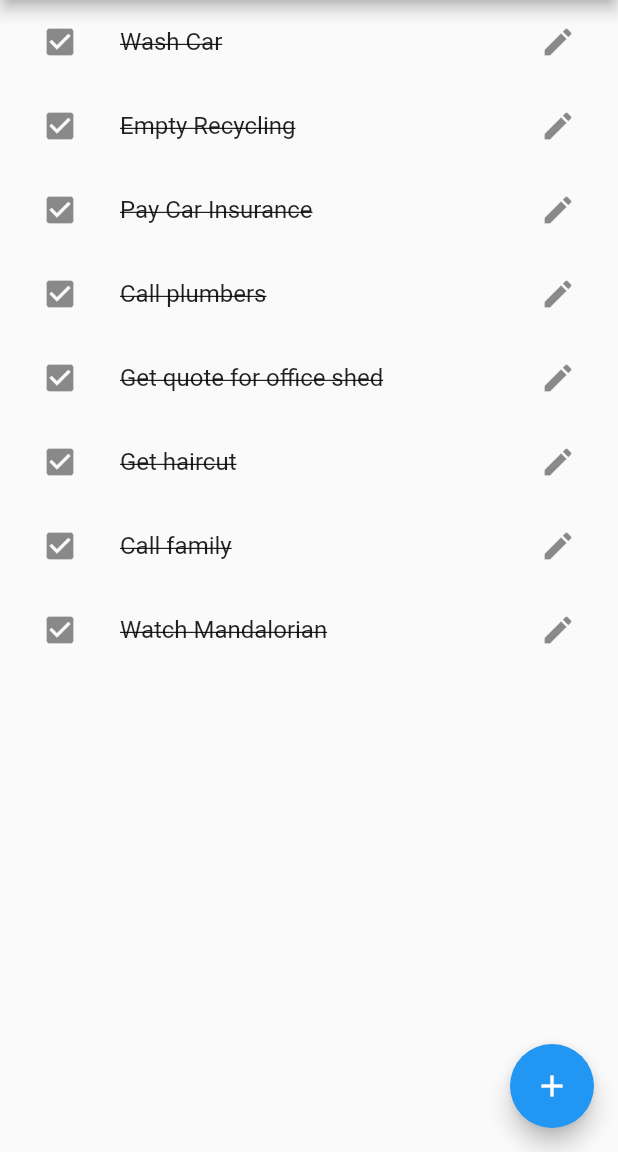
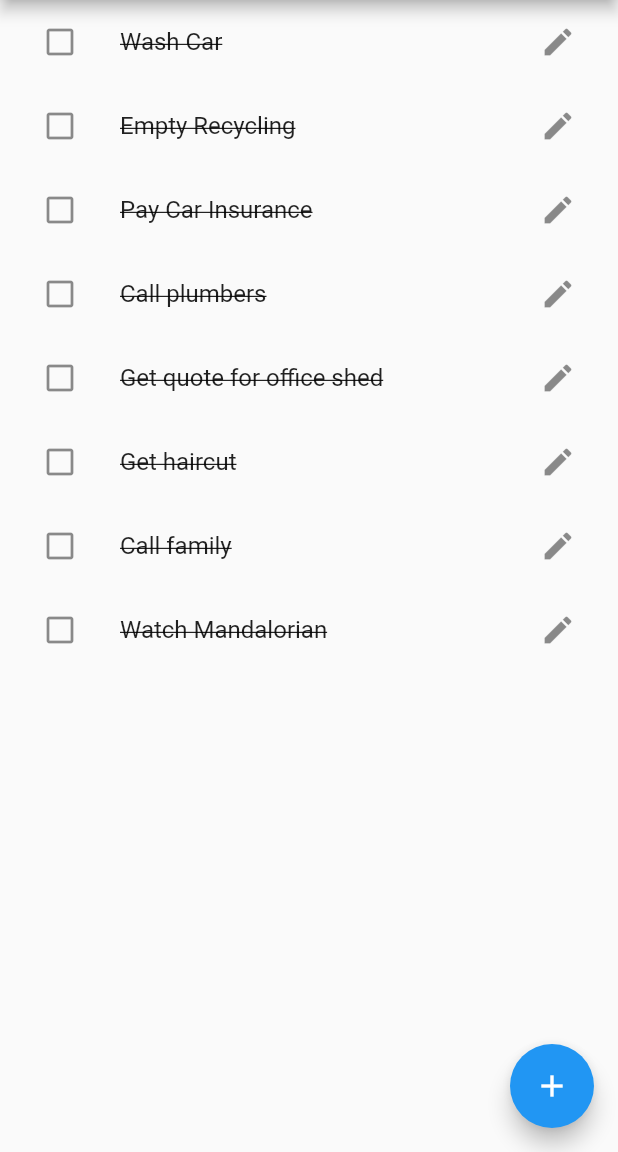
Before and after one commit to maxgdev/todo_app, a Flutter app: the screen it shows after launch, on a phone screen of 412 x 824 dp, the part 84-1236 px from its top. Run offline on Flutter 3.47's test engine with Material 2 defaults, Android fonts, the phone set to English and light mode, and no system bars.

Commit message:
Converedt flat todo List into List of ToDoItem objects

```diff
--- a/lib/main.dart
+++ b/lib/main.dart
@@ -1,5 +1,5 @@
 // ToDo App
-// import 'dart:html';
+
 import 'package:flutter/material.dart';
 
 void main() {
@@ -30,29 +30,51 @@ class MyHomePage extends StatefulWidget {
   _MyHomePageState createState() => _MyHomePageState();
 }
 
+// ToDoItem area ---------------------------
+class ToDoItem {
+  int id;
+  String toDoDetails;
+  bool checked;
+  ToDoItem(this.id, this.toDoDetails, this.checked);
+}
+
+// ToDoItem  area ---------------------------
 class _MyHomePageState extends State<MyHomePage> {
   bool _isTicked = true;
-  final todos = [
-    'Wash Car',
-    'Empty Recycling',
-    'Pay Car Insurance',
-    'Call plumbers',
-    'Get quote for office shed',
-    'Get haircut',
-    'Call family',
-    'Watch Mandalorian',
-  ];
+  final toDoList = [];
+  // final todos = [
+  //   'Wash Car',
+  //   'Empty Recycling',
+  //   'Pay Car Insurance',
+  //   'Call plumbers',
+  //   'Get quote for office shed',
+  //   'Get haircut',
+  //   'Call family',
+  //   'Watch Mandalorian',
+  // ];
 
-  void addItem() {
+  // final todoObjects = [
+  //   {0, 'Wash Car', false},
+  //   {1, 'Empty Recycling', false},
+  //   {2, 'Pay Car Insurance', false},
+  //   {3, 'Call plumbers', false},
+  //   {4, 'Get quote for office shed', false},
+  //   {5, 'Get haircut', false},
+  //   {6, 'Call family', false},
+  //   {7, 'Watch Mandalorian', false},
+  // ];
+
+  // toggle todo checkbox
+  void toggleToDo(checked) {
     setState(() {
-      todos.add(toDoController.text);
+      checked = !checked;
+      print(checked);
     });
   }
 
-  // toggle todo checkbox
-  void toggleToDo() {
+  void addtoDoItem() {
     setState(() {
-      _isTicked = !_isTicked;
+      toDoList.add(toDoController);
     });
   }
 
@@ -80,44 +102,56 @@ class _MyHomePageState extends State<MyHomePage> {
 
   @override
   Widget build(BuildContext context) {
-    // Generate some dummy list for ListView
-    // final todos = List<String>.generate(10, (i) => "ToDo items $i");
-    print(todos);
+    // Create ToDO Items to test List
+    var t1 = ToDoItem(0, "Wash Car", false);
+    var t2 = ToDoItem(1, "Empty Recycling", false);
+    var t3 = ToDoItem(2, "Pay Car Insurance", false);
+    var t4 = ToDoItem(3, "Call plumbers", false);
+    var t5 = ToDoItem(4, "Get quote for office shed", false);
+    var t6 = ToDoItem(5, "Get haircut", false);
+    var t7 = ToDoItem(6, "Call family", false);
+    var t8 = ToDoItem(7, "Watch Mandalorian", false);
+
+    List toDoList = <ToDoItem>[t1, t2, t3, t4, t5, t6, t7, t8];
+    toDoList.forEach((e) {
+      print("Id: ${e.id} ToDo : ${e.toDoDetails} Checked: ${e.checked}");
+    });
 
     final todoListView = ListView.builder(
       scrollDirection: Axis.vertical,
       shrinkWrap: true,
-      itemCount: todos.length,
+      itemCount: toDoList.length,
       itemBuilder: (context, index) {
-        final todo = todos[index];
+        final todo = toDoList[index];
         return Dismissible(
-          key: Key(todo),
+          key: Key(todo.id.toString()),
           onDismissed: (direction) {
             setState(() {
-              todos.removeAt(index);
+              toDoList.removeAt(index);
             });
             // Then show a snackbar.
             Scaffold.of(context)
-                .showSnackBar(SnackBar(content: Text("$todo deleted!")));
+                .showSnackBar(SnackBar(content: Text("${todo.id} deleted!")));
           },
           // Show a red background as the item is swiped away.
           background: Container(color: Colors.red),
           child: ListTile(
             leading: IconButton(
-                icon: (_isTicked
+                icon: (todo.checked
                     ? Icon(Icons.check_box)
                     : Icon(Icons.check_box_outline_blank)),
-                onPressed: () => {print('icon button pressed'), toggleToDo()}),
+                onPressed: () =>
+                    {print('icon button pressed'), toggleToDo(todo.checked)}),
             // leading: (_isTicked
             //     ? Icon(Icons.check_box)
             //     : Icon(Icons.check_box_outline_blank)),
             title: Text(
-              '$todo',
+              '${todo.toDoDetails}',
               style: getTextStyle(_isTicked),
             ),
             trailing: IconButton(
                 icon: Icon(Icons.edit),
-                onPressed: () => {print('Edit icon button pressed') }),
+                onPressed: () => {print('Edit icon button pressed')}),
           ),
         );
       },
@@ -154,7 +188,7 @@ class _MyHomePageState extends State<MyHomePage> {
                   child: Text('Save'),
                   onPressed: () {
                     Navigator.of(context).pop();
-                    addItem();
+                    addtoDoItem();
                   },
                 )
               ],
```
